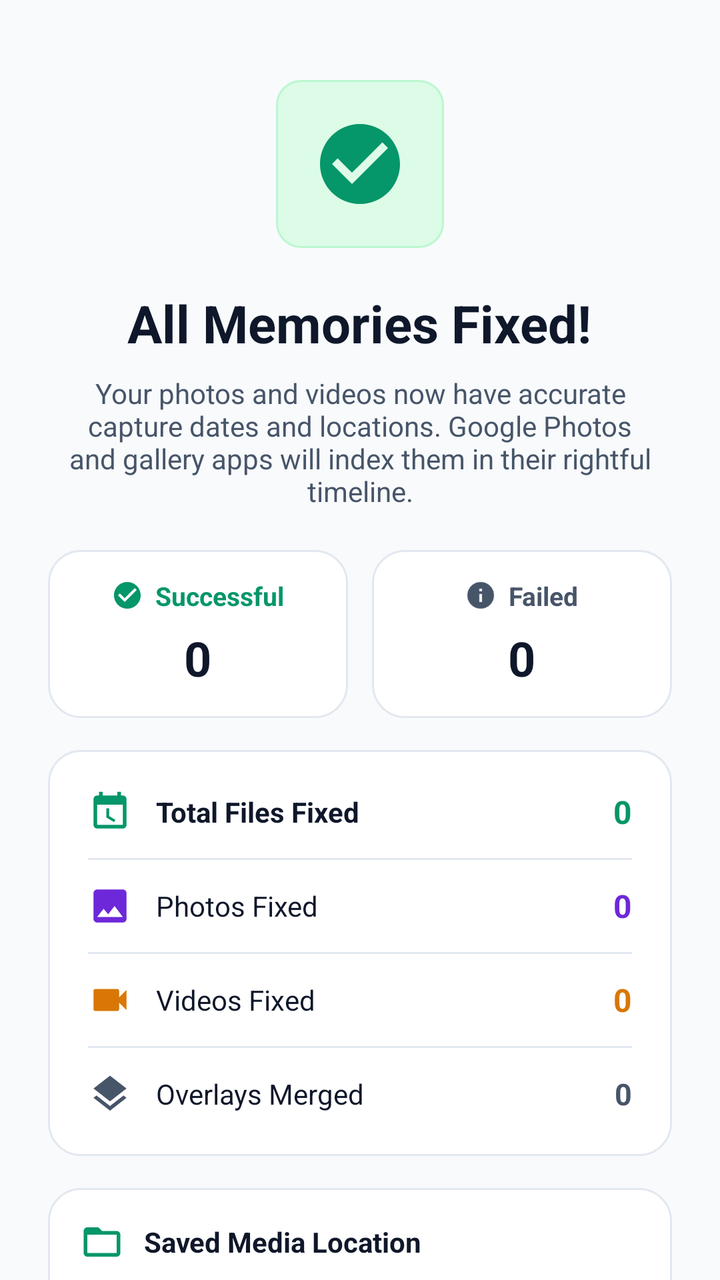
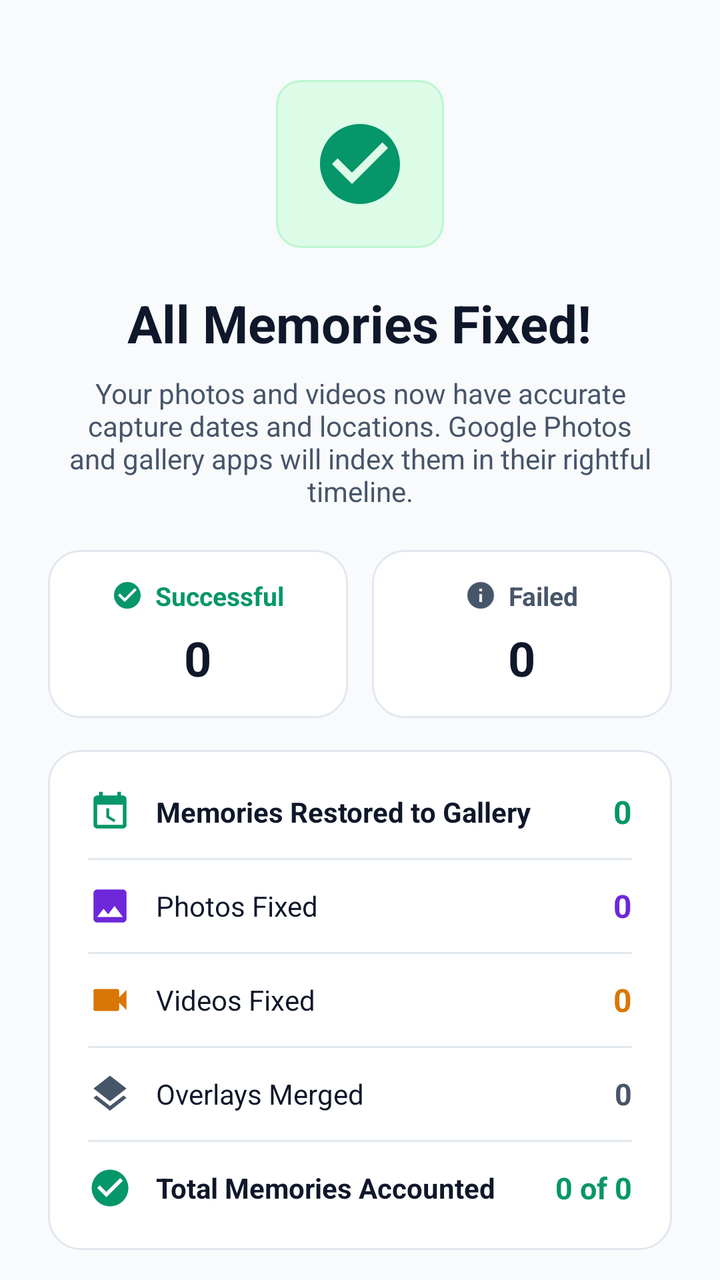

An Android layout rendered at two revisions. The XML below is the earlier revision; the diff shows what the commit changed to produce the second picture.
<!-- AndroidManifest.xml: application theme Theme.MemoryFix -->
<!-- res/layout/fragment_result.xml -->
<?xml version="1.0" encoding="utf-8"?>
<androidx.core.widget.NestedScrollView xmlns:android="http://schemas.android.com/apk/res/android"
    xmlns:app="http://schemas.android.com/apk/res-auto"
    android:layout_width="match_parent"
    android:layout_height="match_parent"
    android:fillViewport="true">

    <LinearLayout
        android:layout_width="match_parent"
        android:layout_height="wrap_content"
        android:gravity="center"
        android:orientation="vertical"
        android:padding="24dp">

        
        <FrameLayout
            android:layout_width="84dp"
            android:layout_height="84dp"
            android:layout_marginTop="16dp"
            android:background="@drawable/bg_pill_after">

            <ImageView
                android:layout_width="48dp"
                android:layout_height="48dp"
                android:layout_gravity="center"
                android:src="@drawable/ic_check_circle"
                app:tint="@color/accent" />
        </FrameLayout>

        <TextView
            android:layout_width="wrap_content"
            android:layout_height="wrap_content"
            android:layout_marginTop="20dp"
            android:text="@string/result_success_title"
            android:textColor="@color/text_primary"
            android:textSize="26sp"
            android:textStyle="bold" />

        <TextView
            android:layout_width="wrap_content"
            android:layout_height="wrap_content"
            android:layout_marginTop="8dp"
            android:gravity="center"
            android:text="@string/result_success_desc"
            android:textColor="@color/text_secondary"
            android:textSize="14sp" />

        
        <LinearLayout
            android:layout_width="match_parent"
            android:layout_height="wrap_content"
            android:layout_marginTop="20dp"
            android:orientation="horizontal">

            
            <LinearLayout
                android:layout_width="0dp"
                android:layout_height="wrap_content"
                android:layout_weight="1"
                android:layout_marginEnd="6dp"
                android:background="@drawable/bg_card"
                android:gravity="center"
                android:orientation="vertical"
                android:paddingVertical="14dp"
                android:paddingHorizontal="10dp">

                <LinearLayout
                    android:layout_width="wrap_content"
                    android:layout_height="wrap_content"
                    android:gravity="center_vertical"
                    android:orientation="horizontal">

                    <ImageView
                        android:layout_width="16dp"
                        android:layout_height="16dp"
                        android:src="@drawable/ic_check_circle"
                        app:tint="@color/accent" />

                    <TextView
                        android:layout_width="wrap_content"
                        android:layout_height="wrap_content"
                        android:layout_marginStart="6dp"
                        android:text="Successful"
                        android:textColor="@color/accent"
                        android:textSize="13sp"
                        android:textStyle="bold" />
                </LinearLayout>

                <TextView
                    android:id="@+id/tvHeaderSuccessCount"
                    android:layout_width="wrap_content"
                    android:layout_height="wrap_content"
                    android:layout_marginTop="6dp"
                    android:text="0"
                    android:textColor="@color/text_primary"
                    android:textSize="24sp"
                    android:textStyle="bold" />
            </LinearLayout>

            
            <LinearLayout
                android:layout_width="0dp"
                android:layout_height="wrap_content"
                android:layout_weight="1"
                android:layout_marginStart="6dp"
                android:background="@drawable/bg_card"
                android:gravity="center"
                android:orientation="vertical"
                android:paddingVertical="14dp"
                android:paddingHorizontal="10dp">

                <LinearLayout
                    android:layout_width="wrap_content"
                    android:layout_height="wrap_content"
                    android:gravity="center_vertical"
                    android:orientation="horizontal">

                    <ImageView
                        android:id="@+id/ivFailedIcon"
                        android:layout_width="16dp"
                        android:layout_height="16dp"
                        android:src="@drawable/ic_info"
                        app:tint="@color/text_secondary" />

                    <TextView
                        android:id="@+id/tvFailedLabel"
                        android:layout_width="wrap_content"
                        android:layout_height="wrap_content"
                        android:layout_marginStart="6dp"
                        android:text="Failed"
                        android:textColor="@color/text_secondary"
                        android:textSize="13sp"
                        android:textStyle="bold" />
                </LinearLayout>

                <TextView
                    android:id="@+id/tvHeaderFailedCount"
                    android:layout_width="wrap_content"
                    android:layout_height="wrap_content"
                    android:layout_marginTop="6dp"
                    android:text="0"
                    android:textColor="@color/text_primary"
                    android:textSize="24sp"
                    android:textStyle="bold" />
            </LinearLayout>
        </LinearLayout>

        
        <LinearLayout
            android:layout_width="match_parent"
            android:layout_height="wrap_content"
            android:layout_marginTop="16dp"
            android:background="@drawable/bg_card"
            android:orientation="vertical"
            android:padding="20dp">

            
            <LinearLayout
                android:layout_width="match_parent"
                android:layout_height="wrap_content"
                android:gravity="center_vertical"
                android:orientation="horizontal">

                <ImageView
                    android:layout_width="22dp"
                    android:layout_height="22dp"
                    android:src="@drawable/ic_calendar_clock"
                    app:tint="@color/accent" />

                <TextView
                    android:layout_width="0dp"
                    android:layout_height="wrap_content"
                    android:layout_marginStart="12dp"
                    android:layout_weight="1"
                    android:text="Total Files Fixed"
                    android:textColor="@color/text_primary"
                    android:textSize="14sp"
                    android:textStyle="bold" />

                <TextView
                    android:id="@+id/tvResultDatesCount"
                    android:layout_width="wrap_content"
                    android:layout_height="wrap_content"
                    android:text="0"
                    android:textColor="@color/accent"
                    android:textSize="16sp"
                    android:textStyle="bold" />
            </LinearLayout>

            <View
                android:layout_width="match_parent"
                android:layout_height="1dp"
                android:layout_marginVertical="12dp"
                android:background="@color/surface_border" />

            
            <LinearLayout
                android:layout_width="match_parent"
                android:layout_height="wrap_content"
                android:gravity="center_vertical"
                android:orientation="horizontal">

                <ImageView
                    android:layout_width="22dp"
                    android:layout_height="22dp"
                    android:src="@drawable/ic_photo"
                    app:tint="@color/primary" />

                <TextView
                    android:layout_width="0dp"
                    android:layout_height="wrap_content"
                    android:layout_marginStart="12dp"
                    android:layout_weight="1"
                    android:text="Photos Fixed"
                    android:textColor="@color/text_primary"
                    android:textSize="14sp" />

                <TextView
                    android:id="@+id/tvResultPhotosCount"
                    android:layout_width="wrap_content"
                    android:layout_height="wrap_content"
                    android:text="0"
                    android:textColor="@color/primary"
                    android:textSize="16sp"
                    android:textStyle="bold" />
            </LinearLayout>

            <View
                android:layout_width="match_parent"
                android:layout_height="1dp"
                android:layout_marginVertical="12dp"
                android:background="@color/surface_border" />

            
            <LinearLayout
                android:layout_width="match_parent"
                android:layout_height="wrap_content"
                android:gravity="center_vertical"
                android:orientation="horizontal">

                <ImageView
                    android:layout_width="22dp"
                    android:layout_height="22dp"
                    android:src="@drawable/ic_videocam"
                    app:tint="@color/amber" />

                <TextView
                    android:layout_width="0dp"
                    android:layout_height="wrap_content"
                    android:layout_marginStart="12dp"
                    android:layout_weight="1"
                    android:text="Videos Fixed"
                    android:textColor="@color/text_primary"
                    android:textSize="14sp" />

                <TextView
                    android:id="@+id/tvResultVideosCount"
                    android:layout_width="wrap_content"
                    android:layout_height="wrap_content"
                    android:text="0"
                    android:textColor="@color/amber"
                    android:textSize="16sp"
                    android:textStyle="bold" />
            </LinearLayout>

            <View
                android:layout_width="match_parent"
                android:layout_height="1dp"
                android:layout_marginVertical="12dp"
                android:background="@color/surface_border" />

            
            <LinearLayout
                android:layout_width="match_parent"
                android:layout_height="wrap_content"
                android:gravity="center_vertical"
                android:orientation="horizontal">

                <ImageView
                    android:layout_width="22dp"
                    android:layout_height="22dp"
                    android:src="@drawable/ic_layers"
                    app:tint="@color/text_secondary" />

                <TextView
                    android:layout_width="0dp"
                    android:layout_height="wrap_content"
                    android:layout_marginStart="12dp"
                    android:layout_weight="1"
                    android:text="Overlays Merged"
                    android:textColor="@color/text_primary"
                    android:textSize="14sp" />

                <TextView
                    android:id="@+id/tvResultOverlaysCount"
                    android:layout_width="wrap_content"
                    android:layout_height="wrap_content"
                    android:text="0"
                    android:textColor="@color/text_secondary"
                    android:textSize="15sp"
                    android:textStyle="bold" />
            </LinearLayout>

            
            <LinearLayout
                android:id="@+id/layoutDuplicatesRow"
                android:layout_width="match_parent"
                android:layout_height="wrap_content"
                android:visibility="gone">

                <View
                    android:layout_width="match_parent"
                    android:layout_height="1dp"
                    android:layout_marginVertical="12dp"
                    android:background="@color/surface_border" />
            </LinearLayout>

            <LinearLayout
                android:id="@+id/layoutDuplicatesContent"
                android:layout_width="match_parent"
                android:layout_height="wrap_content"
                android:gravity="center_vertical"
                android:orientation="horizontal"
                android:visibility="gone">

                <ImageView
                    android:layout_width="22dp"
                    android:layout_height="22dp"
                    android:src="@drawable/ic_shield_check"
                    app:tint="@color/accent" />

                <TextView
                    android:layout_width="0dp"
                    android:layout_height="wrap_content"
                    android:layout_marginStart="12dp"
                    android:layout_weight="1"
                    android:text="Duplicates Cleaned"
                    android:textColor="@color/text_primary"
                    android:textSize="14sp" />

                <TextView
                    android:id="@+id/tvResultDuplicatesCount"
                    android:layout_width="wrap_content"
                    android:layout_height="wrap_content"
                    android:text="0"
                    android:textColor="@color/accent"
                    android:textSize="15sp"
                    android:textStyle="bold" />
            </LinearLayout>

            
            <LinearLayout
                android:id="@+id/layoutChunksRow"
                android:layout_width="match_parent"
                android:layout_height="wrap_content"
                android:visibility="gone">

                <View
                    android:layout_width="match_parent"
                    android:layout_height="1dp"
                    android:layout_marginVertical="12dp"
                    android:background="@color/surface_border" />
            </LinearLayout>

            <LinearLayout
                android:id="@+id/layoutChunksContent"
                android:layout_width="match_parent"
                android:layout_height="wrap_content"
                android:gravity="center_vertical"
                android:orientation="horizontal"
                android:visibility="gone">

                <ImageView
                    android:layout_width="22dp"
                    android:layout_height="22dp"
                    android:src="@drawable/ic_videocam"
                    app:tint="@color/primary" />

                <TextView
                    android:layout_width="0dp"
                    android:layout_height="wrap_content"
                    android:layout_marginStart="12dp"
                    android:layout_weight="1"
                    android:text="Multi-Part Videos Stitched"
                    android:textColor="@color/text_primary"
                    android:textSize="14sp" />

                <TextView
                    android:id="@+id/tvResultChunksCount"
                    android:layout_width="wrap_content"
                    android:layout_height="wrap_content"
                    android:text="0"
                    android:textColor="@color/text_primary"
                    android:textSize="15sp"
                    android:textStyle="bold" />
            </LinearLayout>

            
            <LinearLayout
                android:id="@+id/layoutSkippedRow"
                android:layout_width="match_parent"
                android:layout_height="wrap_content"
                android:gravity="center_vertical"
                android:orientation="horizontal"
                android:visibility="gone">

                <View
                    android:layout_width="match_parent"
                    android:layout_height="1dp"
                    android:layout_marginVertical="12dp"
                    android:background="@color/surface_border" />
            </LinearLayout>

            <LinearLayout
                android:id="@+id/layoutSkippedContent"
                android:layout_width="match_parent"
                android:layout_height="wrap_content"
                android:gravity="center_vertical"
                android:orientation="horizontal"
                android:visibility="gone">

                <ImageView
                    android:layout_width="22dp"
                    android:layout_height="22dp"
                    android:src="@drawable/ic_info"
                    app:tint="@color/text_secondary" />

                <TextView
                    android:layout_width="0dp"
                    android:layout_height="wrap_content"
                    android:layout_marginStart="12dp"
                    android:layout_weight="1"
                    android:text="Unmatched / Missing Metadata"
                    android:textColor="@color/text_secondary"
                    android:textSize="14sp" />

                <TextView
                    android:id="@+id/tvResultSkippedCount"
                    android:layout_width="wrap_content"
                    android:layout_height="wrap_content"
                    android:text="0"
                    android:textColor="@color/text_secondary"
                    android:textSize="15sp"
                    android:textStyle="bold" />
            </LinearLayout>
        </LinearLayout>

        
        <LinearLayout
            android:id="@+id/cardSavedLocation"
            android:layout_width="match_parent"
            android:layout_height="wrap_content"
            android:layout_marginTop="16dp"
            android:background="@drawable/bg_card"
            android:orientation="vertical"
            android:padding="16dp">

            <LinearLayout
                android:layout_width="match_parent"
                android:layout_height="wrap_content"
                android:gravity="center_vertical"
                android:orientation="horizontal">

                <ImageView
                    android:layout_width="22dp"
                    android:layout_height="22dp"
                    android:src="@drawable/ic_folder_open"
                    app:tint="@color/accent" />

                <TextView
                    android:layout_width="0dp"
                    android:layout_height="wrap_content"
                    android:layout_marginStart="10dp"
                    android:layout_weight="1"
                    android:text="Saved Media Location"
                    android:textColor="@color/text_primary"
                    android:textSize="14sp"
                    android:textStyle="bold" />
            </LinearLayout>

            <TextView
                android:id="@+id/tvSavedLocationPath"
                android:layout_width="match_parent"
                android:layout_height="wrap_content"
                android:layout_marginTop="8dp"
                android:text="📁 Internal Storage > Pictures > Snapchat Memories"
                android:textColor="@color/accent"
                android:textSize="13sp"
                android:textStyle="bold" />

            <TextView
                android:id="@+id/tvSavedLocationDesc"
                android:layout_width="match_parent"
                android:layout_height="wrap_content"
                android:layout_marginTop="4dp"
                android:text="All fixed photos and videos are saved here and indexed to appear in chronological order in your gallery."
                android:textColor="@color/text_secondary"
                android:textSize="12sp" />
        </LinearLayout>

        
        <LinearLayout
            android:id="@+id/cardErrorReport"
            android:layout_width="match_parent"
            android:layout_height="wrap_content"
            android:layout_marginTop="12dp"
            android:background="@drawable/bg_tip_card"
            android:orientation="vertical"
            android:padding="14dp"
            android:visibility="gone">

            <LinearLayout
                android:layout_width="match_parent"
                android:layout_height="wrap_content"
                android:gravity="center_vertical"
                android:orientation="horizontal">

                <ImageView
                    android:layout_width="20dp"
                    android:layout_height="20dp"
                    android:src="@drawable/ic_warning"
                    app:tint="@color/amber" />

                <TextView
                    android:id="@+id/tvErrorReportTitle"
                    android:layout_width="0dp"
                    android:layout_height="wrap_content"
                    android:layout_marginStart="10dp"
                    android:layout_weight="1"
                    android:text="Some files couldn't be fixed"
                    android:textColor="@color/text_primary"
                    android:textSize="13sp"
                    android:textStyle="bold" />
            </LinearLayout>

            <TextView
                android:id="@+id/tvErrorReportDesc"
                android:layout_width="match_parent"
                android:layout_height="wrap_content"
                android:layout_marginTop="4dp"
                android:text="A few files in this archive had corrupted headers or missing metadata. Tap below to send a diagnostic report so we can investigate."
                android:textColor="@color/text_secondary"
                android:textSize="11sp" />

            <com.google.android.material.button.MaterialButton
                android:id="@+id/btnReportFailedFiles"
                style="@style/Widget.Material3.Button.TonalButton"
                android:layout_width="wrap_content"
                android:layout_height="wrap_content"
                android:layout_marginTop="10dp"
                android:text="🐛 Report Issue &amp; Send Logs"
                android:textColor="@color/amber"
                android:textSize="12sp"
                app:cornerRadius="16dp" />
        </LinearLayout>

        
        <LinearLayout
            android:layout_width="match_parent"
            android:layout_height="wrap_content"
            android:layout_marginTop="8dp"
            android:background="@drawable/bg_tip_card"
            android:gravity="center_vertical"
            android:orientation="horizontal"
            android:padding="14dp">

            <ImageView
                android:layout_width="20dp"
                android:layout_height="20dp"
                android:src="@drawable/ic_lightbulb"
                app:tint="@color/amber" />

            <TextView
                android:layout_width="0dp"
                android:layout_height="wrap_content"
                android:layout_marginStart="10dp"
                android:layout_weight="1"
                android:text="Google Photos: To see them in your cloud backup, ensure this folder is enabled under Google Photos > Settings > Backup > Device folders."
                android:textColor="@color/text_secondary"
                android:textSize="12sp" />
        </LinearLayout>

        
        <com.google.android.material.button.MaterialButton
            android:id="@+id/btnOpenGallery"
            android:layout_width="match_parent"
            android:layout_height="56dp"
            android:layout_marginTop="24dp"
            android:background="@drawable/bg_gradient_btn"
            android:text="@string/btn_open_gallery"
            android:textColor="@color/on_primary"
            android:textSize="16sp"
            android:textStyle="bold"
            app:backgroundTint="@null"
            app:cornerRadius="28dp"
            app:icon="@drawable/ic_photo"
            app:iconGravity="textStart"
            app:iconPadding="8dp"
            app:iconTint="@color/on_primary" />

        <com.google.android.material.button.MaterialButton
            android:id="@+id/btnFixAnother"
            style="@style/Widget.Material3.Button.TonalButton"
            android:layout_width="match_parent"
            android:layout_height="52dp"
            android:layout_marginTop="12dp"
            android:text="@string/btn_fix_another"
            android:textColor="@color/text_primary"
            app:cornerRadius="26dp" />

        <com.google.android.material.button.MaterialButton
            android:id="@+id/btnRateApp"
            style="@style/Widget.Material3.Button.TextButton"
            android:layout_width="wrap_content"
            android:layout_height="wrap_content"
            android:layout_gravity="center_horizontal"
            android:layout_marginTop="6dp"
            android:layout_marginBottom="16dp"
            android:text="⭐ Enjoying MemoryFix? Rate us on Play Store"
            android:textColor="@color/pro_gold"
            android:textSize="13sp" />

    </LinearLayout>
</androidx.core.widget.NestedScrollView>
<!-- resources referenced by this layout -->
<resources>
  <color name="accent">#059669</color>
  <color name="amber">#D97706</color>
  <color name="on_primary">#FFFFFF</color>
  <color name="primary">#6D28D9</color>
  <color name="pro_gold">#B45309</color>
  <color name="surface_border">#E2E8F0</color>
  <color name="text_primary">#0F172A</color>
  <color name="text_secondary">#475569</color>
  <!-- drawable bg_card (drawable) -->
  <?xml version="1.0" encoding="utf-8"?>
  <shape xmlns:android="http://schemas.android.com/apk/res/android"
      android:shape="rectangle">
      <solid android:color="@color/surface_card" />
      <corners android:radius="16dp" />
      <stroke android:width="1dp" android:color="@color/surface_border" />
  </shape>
  <!-- drawable bg_gradient_btn (drawable) -->
  <?xml version="1.0" encoding="utf-8"?>
  <shape xmlns:android="http://schemas.android.com/apk/res/android"
      android:shape="rectangle">
      <gradient
          android:angle="45"
          android:startColor="#7C4DFF"
          android:endColor="#651FFF" />
      <corners android:radius="28dp" />
  </shape>
  <!-- drawable bg_pill_after (drawable) -->
  <?xml version="1.0" encoding="utf-8"?>
  <shape xmlns:android="http://schemas.android.com/apk/res/android"
      android:shape="rectangle">
      <solid android:color="@color/pill_after_bg" />
      <corners android:radius="12dp" />
      <stroke android:width="1dp" android:color="@color/pill_after_border" />
  </shape>
  <!-- drawable bg_tip_card (drawable) -->
  <?xml version="1.0" encoding="utf-8"?>
  <shape xmlns:android="http://schemas.android.com/apk/res/android"
      android:shape="rectangle">
      <solid android:color="@color/tip_card_bg" />
      <corners android:radius="14dp" />
      <stroke android:width="1dp" android:color="@color/tip_card_border" />
  </shape>
  <!-- drawable ic_info (drawable) -->
  <vector xmlns:android="http://schemas.android.com/apk/res/android"
      android:width="24dp"
      android:height="24dp"
      android:viewportWidth="24"
      android:viewportHeight="24">
    <path
        android:fillColor="#FFFFFFFF"
        android:pathData="M12,2C6.48,2 2,6.48 2,12s4.48,10 10,10 10,-4.48 10,-10S17.52,2 12,2zm1,15h-2v-6h2v6zm0,-8h-2V7h2v2z"/>
  </vector>
  <!-- drawable ic_layers (drawable) -->
  <vector xmlns:android="http://schemas.android.com/apk/res/android"
      android:width="24dp"
      android:height="24dp"
      android:viewportWidth="24"
      android:viewportHeight="24">
    <path
        android:fillColor="#FFFFFFFF"
        android:pathData="M11.99,18.54l-7.37,-5.73L3,14.07l9,7 9,-7 -1.63,-1.27 -7.38,5.74zM12,16l7.36,-5.73L21,9l-9,-7 -9,7 1.63,1.27L12,16z"/>
  </vector>
  <!-- drawable ic_warning (drawable) -->
  <vector xmlns:android="http://schemas.android.com/apk/res/android"
      android:width="24dp"
      android:height="24dp"
      android:viewportWidth="24"
      android:viewportHeight="24">
    <path
        android:fillColor="@android:color/white"
        android:pathData="M1,21h22L12,2 1,21zM13,18h-2v-2h2v2zM13,14h-2v-4h2v4z"/>
  </vector>
  <string name="btn_fix_another">Fix Another Folder</string>
  <string name="btn_open_gallery">Open Gallery</string>
  <string name="result_success_desc">Your photos and videos now have accurate capture dates and locations. Google Photos and gallery apps will index them in their rightful timeline.</string>
  <string name="result_success_title">All Memories Fixed!</string>
  <color name="surface_card">#FFFFFF</color>
  <color name="pill_after_bg">#DCFCE7</color>
  <color name="pill_after_border">#BBF7D0</color>
  <color name="tip_card_bg">#F0FDF4</color>
  <color name="tip_card_border">#BBF7D0</color>
  <color name="primary_variant">#5B21B6</color>
  <color name="on_accent">#FFFFFF</color>
  <color name="bg_dark">#F8FAFC</color>
  <!-- unchanged entries left out for length: 8 -->
</resources>

<!-- the commit's change to res/layout/fragment_result.xml (unified diff, before → after) -->
@@ -37,6 +37,7 @@
             android:textStyle="bold" />
 
         <TextView
+            android:id="@+id/tvResultSubtitle"
             android:layout_width="wrap_content"
             android:layout_height="wrap_content"
             android:layout_marginTop="8dp"
@@ -168,11 +169,12 @@
                     app:tint="@color/accent" />
 
                 <TextView
-                    android:layout_width="0dp"
-                    android:layout_height="wrap_content"
-                    android:layout_marginStart="12dp"
-                    android:layout_weight="1"
-                    android:text="Total Files Fixed"
+                    android:id="@+id/tvTotalFilesFixedLabel"
+                    android:layout_width="0dp"
+                    android:layout_height="wrap_content"
+                    android:layout_marginStart="12dp"
+                    android:layout_weight="1"
+                    android:text="Memories Restored to Gallery"
                     android:textColor="@color/text_primary"
                     android:textSize="14sp"
                     android:textStyle="bold" />
@@ -440,6 +442,47 @@
                     android:layout_height="wrap_content"
                     android:text="0"
                     android:textColor="@color/text_secondary"
+                    android:textSize="15sp"
+                    android:textStyle="bold" />
+            </LinearLayout>
+
+            
+            <View
+                android:layout_width="match_parent"
+                android:layout_height="1dp"
+                android:layout_marginVertical="12dp"
+                android:background="@color/surface_border" />
+
+            <LinearLayout
+                android:id="@+id/layoutTotalAccountedRow"
+                android:layout_width="match_parent"
+                android:layout_height="wrap_content"
+                android:gravity="center_vertical"
+                android:orientation="horizontal">
+
+                <ImageView
+                    android:layout_width="22dp"
+                    android:layout_height="22dp"
+                    android:src="@drawable/ic_check_circle"
+                    app:tint="@color/accent" />
+
+                <TextView
+                    android:id="@+id/tvTotalAccountedLabel"
+                    android:layout_width="0dp"
+                    android:layout_height="wrap_content"
+                    android:layout_marginStart="12dp"
+                    android:layout_weight="1"
+                    android:text="Total Memories Accounted"
+                    android:textColor="@color/text_primary"
+                    android:textSize="14sp"
+                    android:textStyle="bold" />
+
+                <TextView
+                    android:id="@+id/tvTotalAccountedCount"
+                    android:layout_width="wrap_content"
+                    android:layout_height="wrap_content"
+                    android:text="0 of 0"
+                    android:textColor="@color/accent"
                     android:textSize="15sp"
                     android:textStyle="bold" />
             </LinearLayout>
